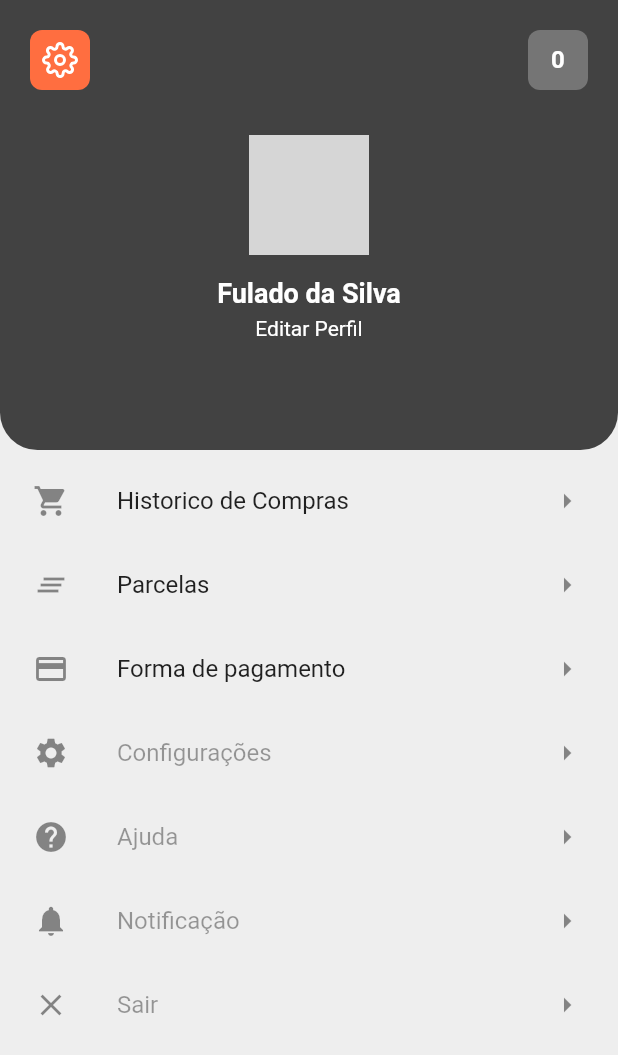
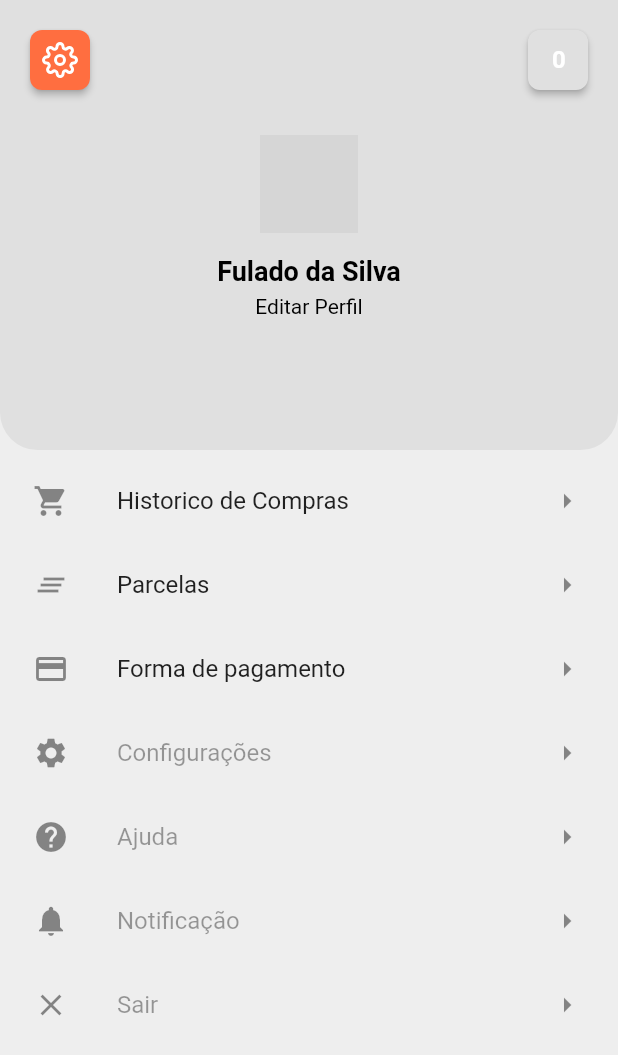
Before and after one commit to tilipim123/iFunnerAPP, a Flutter app: the Screenuser screen opened directly, on a phone screen of 412 x 824 dp. Shown: the top 1055 px of the screen. Run offline on Flutter 3.47's test engine with Material 2 defaults, Android fonts, the phone set to English and light mode, and no system bars; our stand-ins replace cloud_firestore, firebase_auth, flutter_icons, google_fonts, rxdart; missing offline and left inert: bloc_pattern; accounts and stored records are empty; Roboto replaces fonts that are missing (Oxygen); grey boxes are pictures that could not be loaded.

Commit message:
Ajuste tela do usuario

```diff
--- a/lib/page/favorites/Favoritossreen.dart
+++ b/lib/page/favorites/Favoritossreen.dart
@@ -2,6 +2,7 @@ import 'package:flutter/material.dart';
 import 'package:stream_games/controller/scroll_horizontal_game.dart';
 import 'package:stream_games/model/repository.dart';
 
+const request = "https://ifunner-server.herokuapp.com/Favoritos";
 class Favoritossreen extends StatefulWidget {
   Favoritossreen({Key key}) : super(key: key);
 
--- a/lib/page/user/Screen User/page_user.dart
+++ b/lib/page/user/Screen User/page_user.dart
@@ -19,7 +19,7 @@ class _ScreenuserState extends State<Screenuser> {
           Container(
             height: 300,
             decoration: BoxDecoration(
-                color: Colors.grey[800],
+                color: Colors.grey[300],
                 borderRadius: BorderRadius.only(
                     bottomLeft: Radius.circular(25),
                     bottomRight: Radius.circular(25))),
@@ -37,22 +37,27 @@ class _ScreenuserState extends State<Screenuser> {
                         Container(
                           width: 40,
                           height: 40,
-                          decoration: BoxDecoration(
+                          child: RaisedButton(
                             color: Colors.deepOrangeAccent,
-                            borderRadius: BorderRadius.circular(8),
+                            shape:  new RoundedRectangleBorder(borderRadius:
+                            new BorderRadius.circular(8),
                             ),
+                            onPressed: (){},
                             child: Icon(
                               Feather.settings,
                               color: Colors.white,
+                            ),
+                              padding: EdgeInsets.all(5)
                           ),
                         ),
                         Container(
                           width: 40,
                           height: 40,
-                          decoration: BoxDecoration(
-                            color: Colors.grey[600],
-                            borderRadius: BorderRadius.circular(8),
+                          child: RaisedButton(
+                            shape:  new RoundedRectangleBorder(borderRadius:
+                            new BorderRadius.circular(8)
                             ),
+                            onPressed: (){},
                             child: Center(
                               child: Text(
                                 '0',
@@ -61,6 +66,7 @@ class _ScreenuserState extends State<Screenuser> {
                                     color: Colors.white,
                                     fontWeight: FontWeight.bold,
                                     fontSize: 16),
+                            ),
                             ),
                           ),
                         ),
@@ -77,8 +83,8 @@ class _ScreenuserState extends State<Screenuser> {
                       ClipRRect(
                         borderRadius: BorderRadius.circular(15),
                         child: Container(
-                            height: 80,
-                            width: 80,
+                            height: 65,
+                            width: 65,
                             child: Image.asset("assets/ifunnerclaro.jpg"),
                         ),
                       ),
@@ -88,7 +94,7 @@ class _ScreenuserState extends State<Screenuser> {
                       Text(
                         'Fulado da Silva',
                         style: GoogleFonts.oxygen(
-                            color: Colors.white,
+                            color: Colors.black,
                             fontWeight: FontWeight.bold,
                             fontSize: 18),
                       ),
@@ -98,7 +104,7 @@ class _ScreenuserState extends State<Screenuser> {
                       Text(
                         'Editar Perfil',
                         style: GoogleFonts.oxygen(
-                            color: Colors.white, fontSize: 14),
+                            color: Colors.black, fontSize: 14),
                       ),
                     ],
                   ),
--- a/pubspec.yaml
+++ b/pubspec.yaml
@@ -21,6 +21,7 @@ dependencies:
   scoped_model: ^1.0.1
   google_fonts: ^0.3.9
   flutter_icons: ^1.0.0+1
+  http: ^0.12.0+4
 
 dev_dependencies:
   flutter_test:
```
Also changed, not shown: pubspec.lock. Lines whose indentation alone changed are shown as unchanged.
